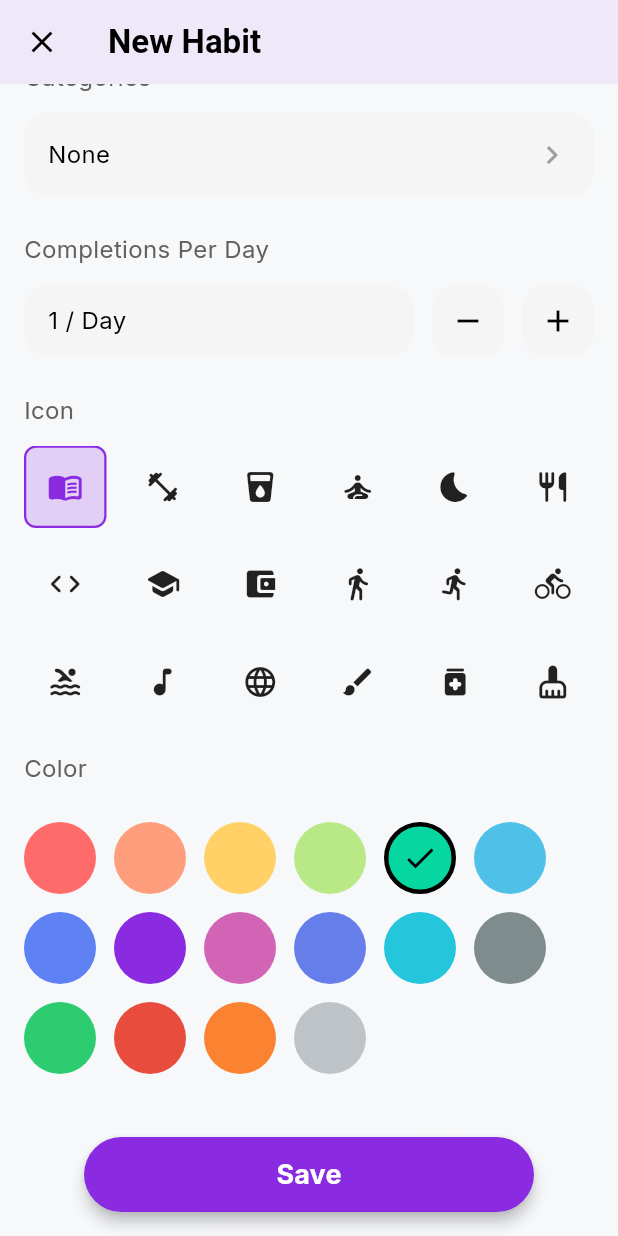
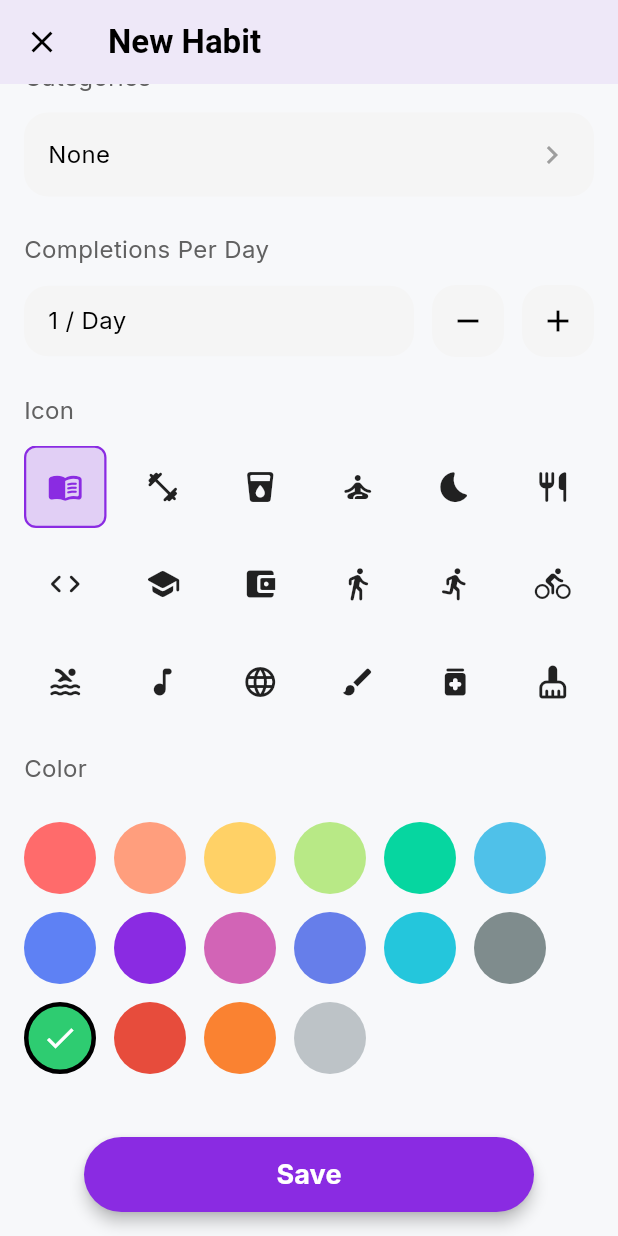
Before and after one commit to kaex/streaks, a Flutter app: the NewHabitScreen screen opened directly, scrolled down 425 dp, on a phone screen of 412 x 824 dp. Run offline on Flutter 3.47's test engine with Material 3 defaults, Android fonts, the phone set to English and light mode, and no system bars; our stand-ins replace fl_chart, flutter_local_notifications, flutter_staggered_animations, flutter_timezone, google_fonts, google_mobile_ads and 5 more; accounts and stored records are empty; network calls fail.

Commit message:
Add random color selection for new habits

```diff
--- a/lib/screens/new_habit_screen.dart
+++ b/lib/screens/new_habit_screen.dart
@@ -1,5 +1,6 @@
 import 'package:flutter/material.dart';
 import 'package:provider/provider.dart';
+import 'dart:math';
 import '../models/habit.dart';
 import '../models/habits_provider.dart';
 import '../theme/app_theme.dart';
@@ -48,7 +49,7 @@ class _NewHabitScreenState extends State<NewHabitScreen> {
     _reminderDays = List.filled(7, false);
     _reminderTime = null;
     _interval = 'daily';
-    _selectedColor = AppTheme.themeColors[4]; // Default to red
+    _selectedColor = _getRandomColor(); // Choose a random color
     _selectedIconName = 'book';
     _streakGoal = 1;
     _selectedCategories = {};
@@ -711,4 +712,11 @@ class _NewHabitScreenState extends State<NewHabitScreen> {
       });
     }
   }
+
+  // Get a random color from the theme colors
+  Color _getRandomColor() {
+    final random = Random();
+    final colorsList = AppTheme.themeColors;
+    return colorsList[random.nextInt(colorsList.length)];
+  }
 }
```
